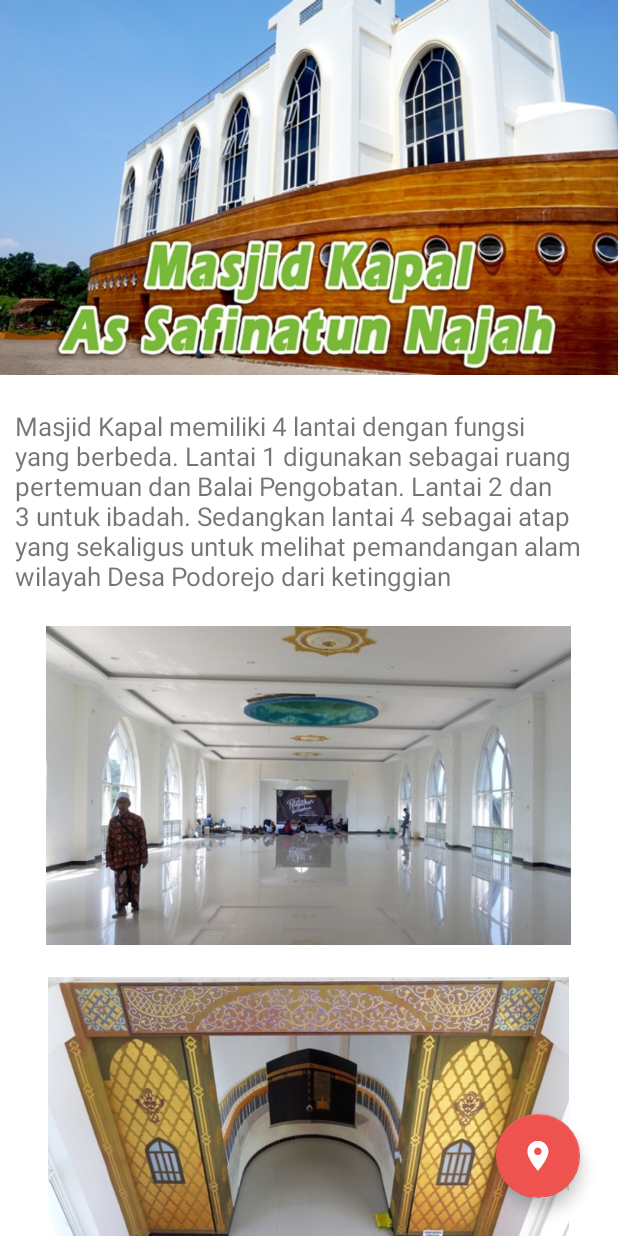
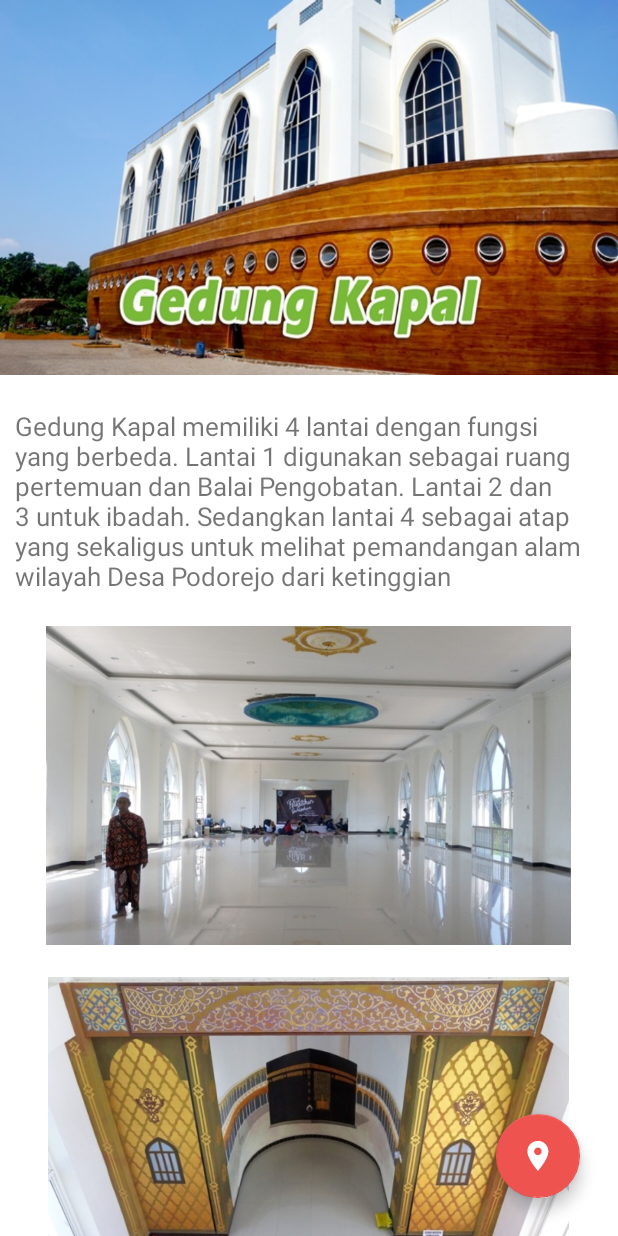
Before and after one commit to randytia29/PesonaNgaliyanHebat, an Android app: the KapalActivity screen opened directly, with no data from a screen before it, on a phone screen of 412 x 824 dp. Run offline under Robolectric (Android 15) with nearby library versions, the phone set to English and light mode, and no system bars.

Commit message:
6agustus

```diff
--- a/app/build.gradle
+++ b/app/build.gradle
@@ -6,8 +6,8 @@ android {
         applicationId "com.hebat.kecamatanngaliyan.pesonangaliyanhebat"
         minSdkVersion 16
         targetSdkVersion 27
-        versionCode 9
-        versionName "1.4"
+        versionCode 10
+        versionName "1.0"
         testInstrumentationRunner "android.support.test.runner.AndroidJUnitRunner"
     }
     buildTypes {
--- a/app/src/main/java/com/hebat/kecamatanngaliyan/pesonangaliyanhebat/KapalActivity.java
+++ b/app/src/main/java/com/hebat/kecamatanngaliyan/pesonangaliyanhebat/KapalActivity.java
@@ -54,7 +54,7 @@ public class KapalActivity extends AppCompatActivity {
                     scrollRange = appBarLayout.getTotalScrollRange();
                 }
                 if (scrollRange + verticalOffset == 0) {
-                    collapsingToolbar.setTitle("Masjid Kapal");
+                    collapsingToolbar.setTitle("Gedung Kapal");
                     isShow = true;
                 } else if (isShow) {
                     collapsingToolbar.setTitle(" ");
--- a/app/src/main/res/layout/activity_kapal.xml
+++ b/app/src/main/res/layout/activity_kapal.xml
@@ -106,17 +106,6 @@
                 android:layout_marginTop="20dp"
                 android:src="@drawable/wmasjidkapal5"
                 tools:ignore="ContentDescription" />
-
-            <ImageView
-                android:layout_width="350dp"
-                android:layout_height="210dp"
-                android:layout_gravity="center"
-                android:layout_marginBottom="20dp"
-                android:layout_marginLeft="5dp"
-                android:layout_marginRight="5dp"
-                android:layout_marginTop="20dp"
-                android:src="@drawable/wmasjidkapal6"
-                tools:ignore="ContentDescription" />
         </LinearLayout>
     </android.support.v4.widget.NestedScrollView>
 
--- a/app/src/main/res/values/strings.xml
+++ b/app/src/main/res/values/strings.xml
@@ -10,7 +10,7 @@
         unggun dan atribut suku indian yang dapat
         disediakan secara gratis setiap hari minggu</string>
 
-    <string name="deskripsi_masjid_kapal">Masjid Kapal memiliki 4 lantai dengan fungsi yang berbeda. Lantai 1 digunakan sebagai ruang pertemuan dan Balai Pengobatan. Lantai 2 dan 3 untuk ibadah. Sedangkan lantai 4 sebagai atap yang sekaligus untuk melihat pemandangan alam wilayah Desa Podorejo dari ketinggian</string>
+    <string name="deskripsi_masjid_kapal">Gedung Kapal memiliki 4 lantai dengan fungsi yang berbeda. Lantai 1 digunakan sebagai ruang pertemuan dan Balai Pengobatan. Lantai 2 dan 3 untuk ibadah. Sedangkan lantai 4 sebagai atap yang sekaligus untuk melihat pemandangan alam wilayah Desa Podorejo dari ketinggian</string>
 
     <string name="deskripsi_taman_lele">Kampung Wisata Taman Lele buka setiap hari dengan harga tiket yang berbeda-beda. Harga tiket masuk Taman Lele pada hari Senin – Sabtu pengunjung membayar Rp3.000/orang. Sedangkan harga tiket masuk untuk hari Minggu adalah Rp3.500/orang. Sementara pada hari libur lebaran harga tiket masuk Kampung Wisata Taman Lele adalah Rp6.000/orang</string>
 
```
Also changed, not shown: app/src/main/res/drawable/wmasjidkapal1.jpg, app/src/main/res/drawable/wmasjidkapal4.JPG, app/src/main/res/drawable/wmasjidkapal5.JPG, app/src/main/res/drawable/wmasjidkapal6.JPG (deleted).
